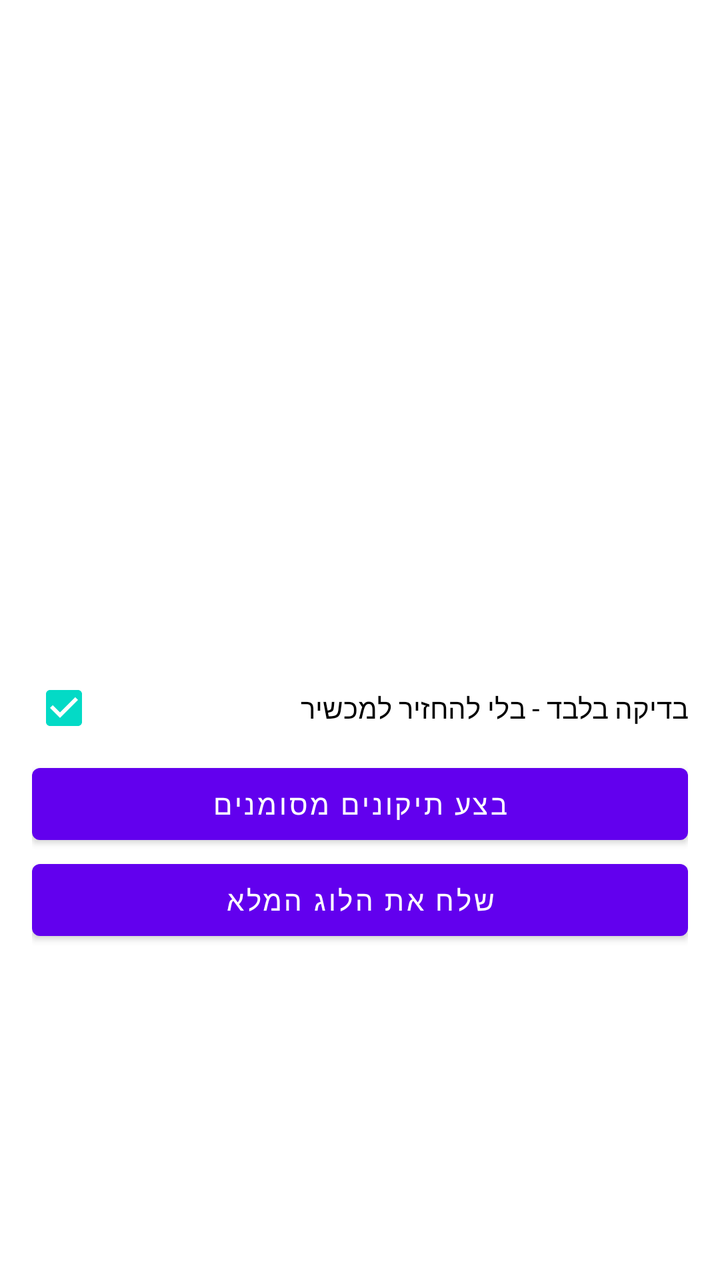
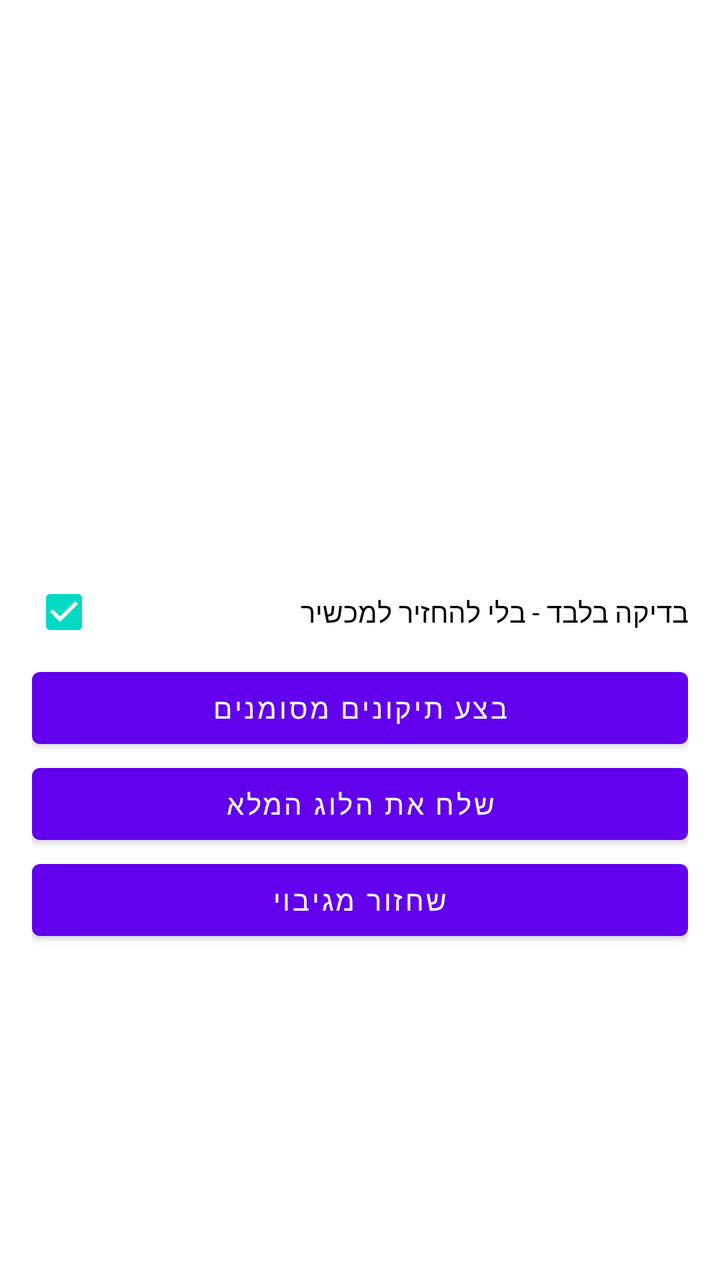

Two renders of the same Android screen: before a commit and after it. Below are the layout's source before the change and the commit's diff.
<!-- AndroidManifest.xml: application theme Theme.Orech -->
<!-- res/layout/activity_main.xml -->
<?xml version="1.0" encoding="utf-8"?>
<LinearLayout xmlns:android="http://schemas.android.com/apk/res/android"
    android:layout_width="match_parent"
    android:layout_height="match_parent"
    android:orientation="vertical"
    android:padding="16dp">

    <ListView
        android:id="@+id/patchList"
        android:layout_width="match_parent"
        android:layout_height="0dp"
        android:layout_weight="1" />

    <CheckBox
        android:id="@+id/dryRunCheck"
        android:layout_width="match_parent"
        android:layout_height="wrap_content"
        android:checked="true"
        android:text="בדיקה בלבד - בלי להחזיר למכשיר" />

    <Button
        android:id="@+id/applyButton"
        android:layout_width="match_parent"
        android:layout_height="wrap_content"
        android:text="בצע תיקונים מסומנים" />

    <Button
        android:id="@+id/shareLogButton"
        android:layout_width="match_parent"
        android:layout_height="wrap_content"
        android:text="שלח את הלוג המלא" />

    <ScrollView
        android:layout_width="match_parent"
        android:layout_height="150dp">

        <TextView
            android:id="@+id/logView"
            android:layout_width="match_parent"
            android:layout_height="wrap_content"
            android:fontFamily="monospace"
            android:textSize="12sp" />
    </ScrollView>
</LinearLayout>
<!-- resources referenced by this layout -->
<resources>
  <style name="Theme.Orech" parent="Theme.MaterialComponents.DayNight.NoActionBar" />
</resources>

<!-- the commit's change to res/layout/activity_main.xml (unified diff, before → after) -->
@@ -30,6 +30,12 @@
         android:layout_height="wrap_content"
         android:text="שלח את הלוג המלא" />
 
+    <Button
+        android:id="@+id/restoreButton"
+        android:layout_width="match_parent"
+        android:layout_height="wrap_content"
+        android:text="שחזור מגיבוי" />
+
     <ScrollView
         android:layout_width="match_parent"
         android:layout_height="150dp">
